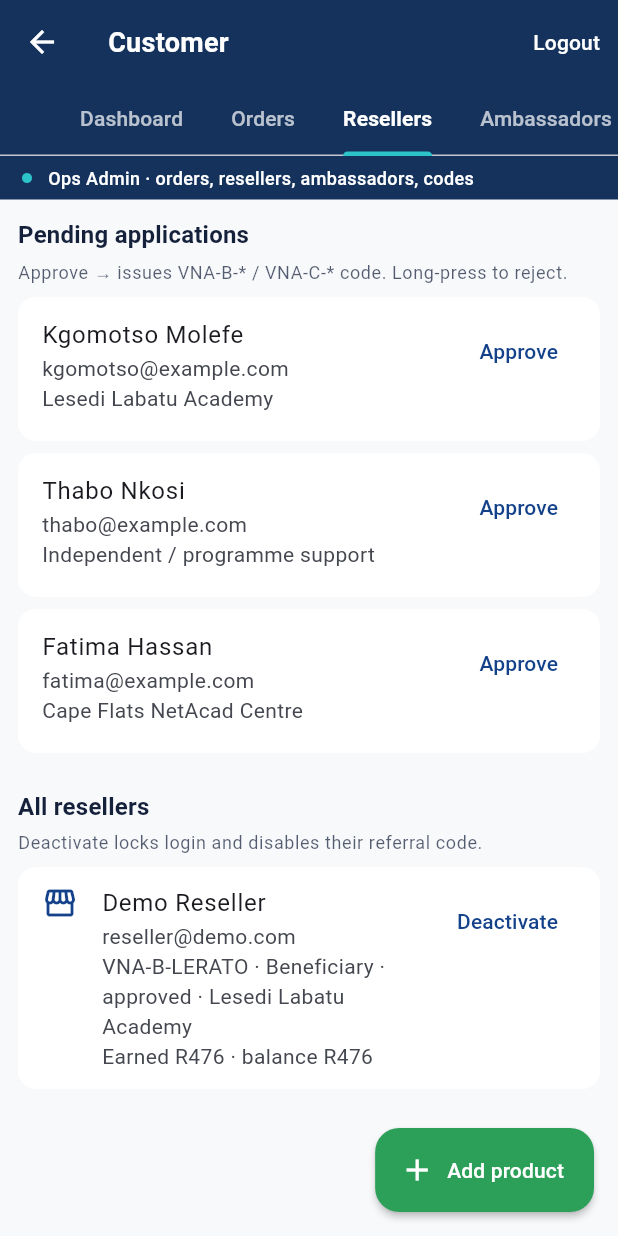
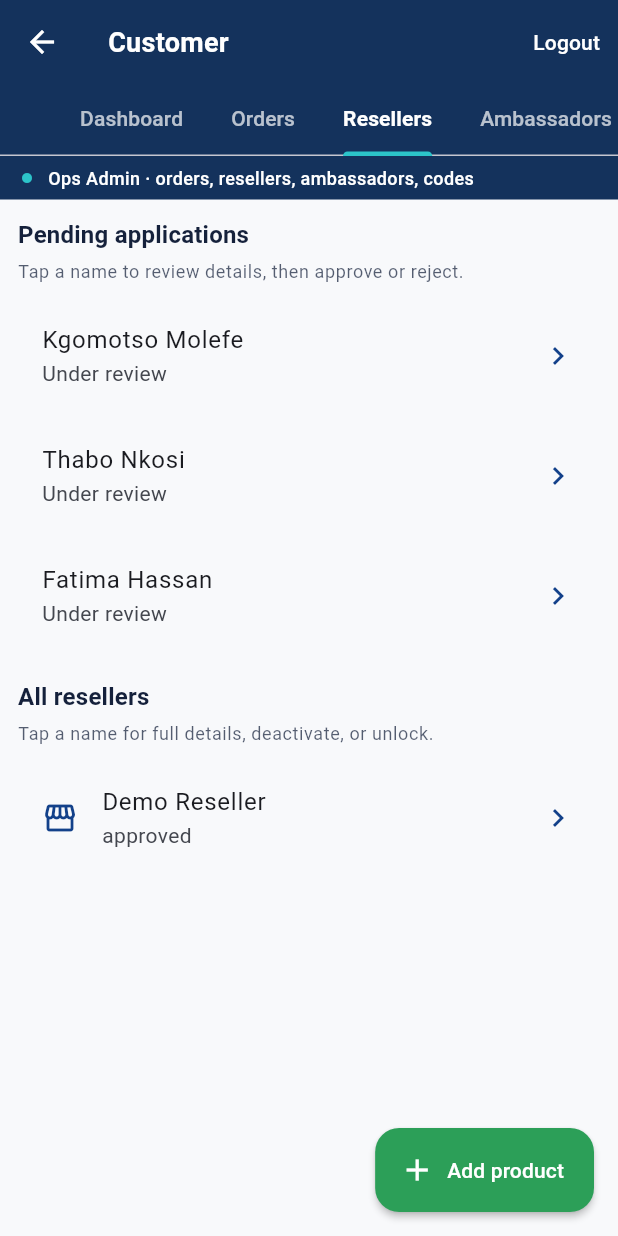
Before and after one commit to DigititanH/villagenetacad, a Flutter app: the AdminShell screen opened directly with empty values, tab 3 chosen, on a phone screen of 412 x 824 dp. Run offline on Flutter 3.47's test engine with Material 3 defaults, Android fonts, the phone set to English and light mode, and no system bars; accounts and stored records are empty.

Commit message:
Ops Admin: tidy ambassador/reseller lists with detail screens
Lists show name + status only; tap opens a detail page with full
info and Approve/Reject/Deactivate/Unlock actions.

Co-authored-by: DigititanH <DigititanH@users.noreply.github.com>

```diff
--- a/Digititan mobile app/mobile/lib/presentation/admin/admin_shell.dart
+++ b/Digititan mobile app/mobile/lib/presentation/admin/admin_shell.dart
@@ -11,6 +11,8 @@ import '../../infrastructure/dummy/demo_hub.dart';
 import '../../shared/theme/digititan_theme.dart';
 import '../../shared/widgets/demo_banner.dart';
 import '../../shared/widgets/product_price_text.dart';
+import 'ambassador_detail_screen.dart';
+import 'reseller_detail_screen.dart';
 
 /// Ops Admin + Super Admin share this shell; tabs/actions gated by role.
 class AdminShell extends StatefulWidget {
@@ -172,45 +174,44 @@ class _AdminShellState extends State<AdminShell> {
     await _load();
   }
 
-  Future<void> _approveAmbassador(AmbassadorApplication app) async {
-    await widget.container.adminRepository.approveAmbassador(app.id);
-    await _load();
-    if (!mounted) return;
-    ScaffoldMessenger.of(context).showSnackBar(
-      SnackBar(content: Text('${app.name} is now an official ambassador')),
+  Future<void> _openAmbassador(AmbassadorApplication app) async {
+    final changed = await Navigator.of(context).push<bool>(
+      MaterialPageRoute(
+        builder: (_) => AmbassadorDetailScreen(
+          container: widget.container,
+          applicationId: app.id,
+        ),
+      ),
     );
+    if (changed == true) await _load();
   }
 
-  Future<void> _rejectAmbassador(AmbassadorApplication app) async {
-    await widget.container.adminRepository.rejectAmbassador(app.id);
-    await _load();
+  Future<void> _openPendingReseller(PendingResellerApplication app) async {
+    final action = await Navigator.of(context).push<String>(
+      MaterialPageRoute(
+        builder: (_) => PendingResellerDetailScreen(
+          container: widget.container,
+          application: app,
+        ),
+      ),
+    );
+    if (action == 'approve') {
+      await _approveReseller(app);
+    } else if (action == 'reject') {
+      await _rejectReseller(app);
+    }
   }
 
-  Future<void> _confirmDeactivate({
-    required String title,
-    required String body,
-    required Future<void> Function() action,
-  }) async {
-    final ok = await showDialog<bool>(
-      context: context,
-      builder: (_) => AlertDialog(
-        title: Text(title),
-        content: Text(body),
-        actions: [
-          TextButton(onPressed: () => Navigator.pop(context, false), child: const Text('Cancel')),
-          TextButton(onPressed: () => Navigator.pop(context, true), child: const Text('Deactivate')),
-        ],
+  Future<void> _openResellerProfile(ResellerProfile profile) async {
+    final changed = await Navigator.of(context).push<bool>(
+      MaterialPageRoute(
+        builder: (_) => ResellerProfileDetailScreen(
+          container: widget.container,
+          email: profile.email,
+        ),
       ),
     );
-    if (ok != true) return;
-    await action();
-    await _load();
-    if (!mounted) return;
-    ScaffoldMessenger.of(context).showSnackBar(
-      const SnackBar(
-        content: Text('Deactivated — account locked until reactivated or Digititan unlocks'),
-      ),
-    );
+    if (changed == true) await _load();
   }
 
   Future<void> _editPrice(Product product) async {
@@ -508,7 +509,7 @@ class _AdminShellState extends State<AdminShell> {
         Text('Pending applications', style: Theme.of(context).textTheme.titleMedium),
         const SizedBox(height: 4),
         Text(
-          'Approve → issues VNA-B-* / VNA-C-* code. Long-press to reject.',
+          'Tap a name to review details, then approve or reject.',
           style: Theme.of(context).textTheme.bodySmall,
         ),
         const SizedBox(height: 8),
@@ -519,31 +520,18 @@ class _AdminShellState extends State<AdminShell> {
           )
         else
           ..._pending.map((p) {
-            return Padding(
-              padding: const EdgeInsets.only(bottom: 8),
-              child: Material(
-                color: Theme.of(context).cardColor,
-                borderRadius: BorderRadius.circular(12),
-                child: ListTile(
-                  isThreeLine: true,
+            return ListTile(
               title: Text(p.name),
-                  subtitle: Text(
-                    '${p.email}\n${p.academyName ?? 'Independent / programme support'}',
-                  ),
-                  trailing: TextButton(
-                    onPressed: () => _approveReseller(p),
-                    child: const Text('Approve'),
-                  ),
-                  onLongPress: () => _rejectReseller(p),
-                ),
-              ),
+              subtitle: const Text('Under review'),
+              trailing: const Icon(Icons.chevron_right),
+              onTap: () => _openPendingReseller(p),
             );
           }),
         const SizedBox(height: 16),
         Text('All resellers', style: Theme.of(context).textTheme.titleMedium),
         const SizedBox(height: 4),
         Text(
-          'Deactivate locks login and disables their referral code.',
+          'Tap a name for full details, deactivate, or unlock.',
           style: Theme.of(context).textTheme.bodySmall,
         ),
         const SizedBox(height: 8),
@@ -551,54 +539,15 @@ class _AdminShellState extends State<AdminShell> {
           const Text('No reseller profiles yet')
         else
           ...profiles.map((p) {
-            final deactivated = p.isDeactivated;
-            return Padding(
-              padding: const EdgeInsets.only(bottom: 8),
-              child: Material(
-                color: Theme.of(context).cardColor,
-                borderRadius: BorderRadius.circular(12),
-                child: ListTile(
-                  isThreeLine: true,
+            return ListTile(
               leading: Icon(
-                    deactivated ? Icons.lock_outline : Icons.storefront_outlined,
-                    color: deactivated ? Colors.redAccent : null,
+                p.isDeactivated ? Icons.lock_outline : Icons.storefront_outlined,
+                color: p.isDeactivated ? Colors.redAccent : null,
               ),
               title: Text(p.name),
-                  subtitle: Text(
-                    '${p.email}\n'
-                    '${p.code} · ${p.codeType.label} · ${p.status}'
-                    '${p.academyName == null ? '' : ' · ${p.academyName}'}'
-                    '\nEarned R${p.totalEarned.toStringAsFixed(0)} · balance R${p.balance.toStringAsFixed(0)}',
-                  ),
-                  trailing: deactivated
-                      ? TextButton(
-                          onPressed: () async {
-                            await widget.container.adminRepository
-                                .reactivateReseller(p.email);
-                            await _load();
-                            if (!mounted) return;
-                            ScaffoldMessenger.of(context).showSnackBar(
-                              SnackBar(content: Text('${p.name} reactivated')),
-                            );
-                          },
-                          child: const Text('Unlock'),
-                        )
-                      : TextButton(
-                          onPressed: p.status == 'approved'
-                              ? () => _confirmDeactivate(
-                                    title: 'Deactivate ${p.name}?',
-                                    body:
-                                        'They will be locked out of login and their code '
-                                        '(${p.code}) will stop working until you unlock them '
-                                        'or Digititan reactivates the account.',
-                                    action: () => widget.container.adminRepository
-                                        .deactivateReseller(p.email),
-                                  )
-                              : null,
-                          child: const Text('Deactivate'),
-                        ),
-                ),
-              ),
+              subtitle: Text(p.status),
+              trailing: const Icon(Icons.chevron_right),
+              onTap: () => _openResellerProfile(p),
             );
           }),
       ],
@@ -616,7 +565,7 @@ class _AdminShellState extends State<AdminShell> {
         Text('Pending applications', style: Theme.of(context).textTheme.titleMedium),
         const SizedBox(height: 4),
         Text(
-          'You apply → under review → Ops Admin approves → official ambassador.',
+          'Tap a name to open their application and approve or reject.',
           style: Theme.of(context).textTheme.bodySmall,
         ),
         const SizedBox(height: 8),
@@ -627,39 +576,18 @@ class _AdminShellState extends State<AdminShell> {
           )
         else
           ...pending.map((a) {
-            return Padding(
-              padding: const EdgeInsets.only(bottom: 8),
-              child: Material(
-                color: Theme.of(context).cardColor,
-                borderRadius: BorderRadius.circular(12),
-                child: ListTile(
-                  isThreeLine: true,
+            return ListTile(
               title: Text(a.name),
-                  subtitle: Text(
-                    '${a.email} · ${a.phone}\n${a.motivation}',
-                  ),
-                  trailing: Row(
-                    mainAxisSize: MainAxisSize.min,
-                    children: [
-                      TextButton(
-                        onPressed: () => _rejectAmbassador(a),
-                        child: const Text('Reject'),
-                      ),
-                      FilledButton(
-                        onPressed: () => _approveAmbassador(a),
-                        child: const Text('Approve'),
-                      ),
-                    ],
-                  ),
-                ),
-              ),
+              subtitle: const Text('Under review'),
+              trailing: const Icon(Icons.chevron_right),
+              onTap: () => _openAmbassador(a),
             );
           }),
         const SizedBox(height: 16),
         Text('All ambassadors', style: Theme.of(context).textTheme.titleMedium),
         const SizedBox(height: 4),
         Text(
-          'Full list with details. Deactivate locks their login until unlocked.',
+          'Tap a name for full details, deactivate, or unlock.',
           style: Theme.of(context).textTheme.bodySmall,
         ),
         const SizedBox(height: 8),
@@ -667,56 +595,26 @@ class _AdminShellState extends State<AdminShell> {
           const Text('No ambassador applications yet')
         else
           ...all.map((a) {
-            final deactivated = a.isDeactivated;
-            return Padding(
-              padding: const EdgeInsets.only(bottom: 8),
-              child: Material(
-                color: Theme.of(context).cardColor,
-                borderRadius: BorderRadius.circular(12),
-                child: ListTile(
-                  isThreeLine: true,
+            final label = switch (a.status) {
+              'approved' => 'Approved',
+              'under_review' => 'Under review',
+              'rejected' => 'Rejected',
+              'deactivated' => 'Deactivated',
+              _ => a.status,
+            };
+            return ListTile(
               leading: Icon(
-                    deactivated
+                a.isDeactivated
                     ? Icons.lock_outline
                     : a.isApproved
                         ? Icons.verified_outlined
                         : Icons.pending_outlined,
-                    color: deactivated ? Colors.redAccent : null,
+                color: a.isDeactivated ? Colors.redAccent : null,
               ),
               title: Text(a.name),
-                  subtitle: Text(
-                    '${a.email}\n'
-                    '${a.phone} · ${a.status}\n'
-                    '${a.motivation}',
-                  ),
-                  trailing: deactivated
-                      ? TextButton(
-                          onPressed: () async {
-                            await widget.container.adminRepository
-                                .reactivateAmbassador(a.id);
-                            await _load();
-                            if (!mounted) return;
-                            ScaffoldMessenger.of(context).showSnackBar(
-                              SnackBar(content: Text('${a.name} reactivated')),
-                            );
-                          },
-                          child: const Text('Unlock'),
-                        )
-                      : a.isApproved
-                          ? TextButton(
-                              onPressed: () => _confirmDeactivate(
-                                title: 'Deactivate ${a.name}?',
-                                body:
-                                    'They will be locked out of login until you unlock '
-                                    'them or they contact Digititan.',
-                                action: () => widget.container.adminRepository
-                                    .deactivateAmbassador(a.id),
-                              ),
-                              child: const Text('Deactivate'),
-                            )
-                          : null,
-                ),
-              ),
+              subtitle: Text(label),
+              trailing: const Icon(Icons.chevron_right),
+              onTap: () => _openAmbassador(a),
             );
           }),
       ],
```
Also changed, not shown: Digititan mobile app/mobile/lib/presentation/admin/ambassador_detail_screen.dart (added, +211 -0 lines), Digititan mobile app/mobile/lib/presentation/admin/reseller_detail_screen.dart (added, +216 -0 lines). Lines whose indentation alone changed are shown as unchanged.
